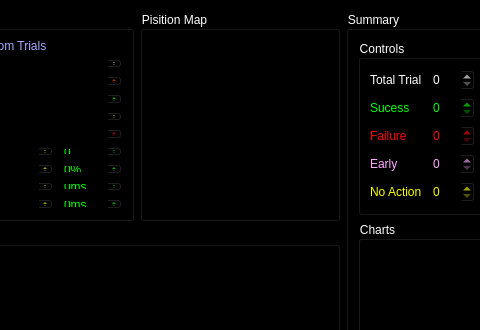
VNMurthyLab/VOTA-1, file VOTA_Control/VOTAScopeMS/block_training_plot.ui: the form before one commit; both pictures show x 491 to 971 and y 0 to 330 of the 1075 by 681 pixel window.
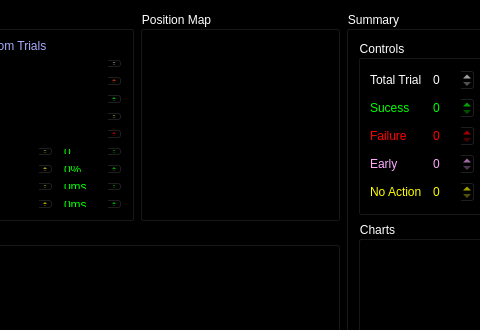
The form after the commit.

Commit message: -added position tracking

Diff of the .ui file:
```diff
--- a/VOTA_Control/VOTAScopeMS/block_training_plot.ui
+++ b/VOTA_Control/VOTAScopeMS/block_training_plot.ui
@@ -819,7 +819,7 @@
       <string notr="true">color: rgb(255, 255, 255);</string>
      </property>
      <property name="title">
-      <string>Pisition Map</string>
+      <string>Position Map</string>
      </property>
      <layout class="QVBoxLayout" name="verticalLayout_4"/>
     </widget>
```
Left out of the diff: 2 changed lines with no effect on the pictures. The commit also changes 562 other files.
